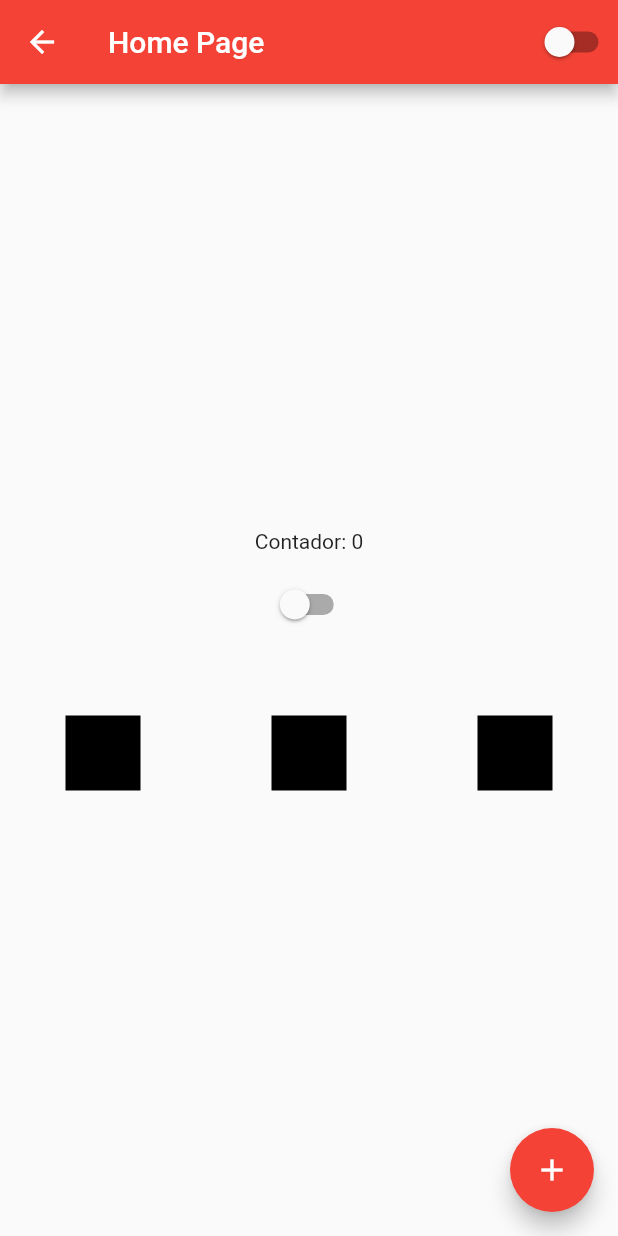
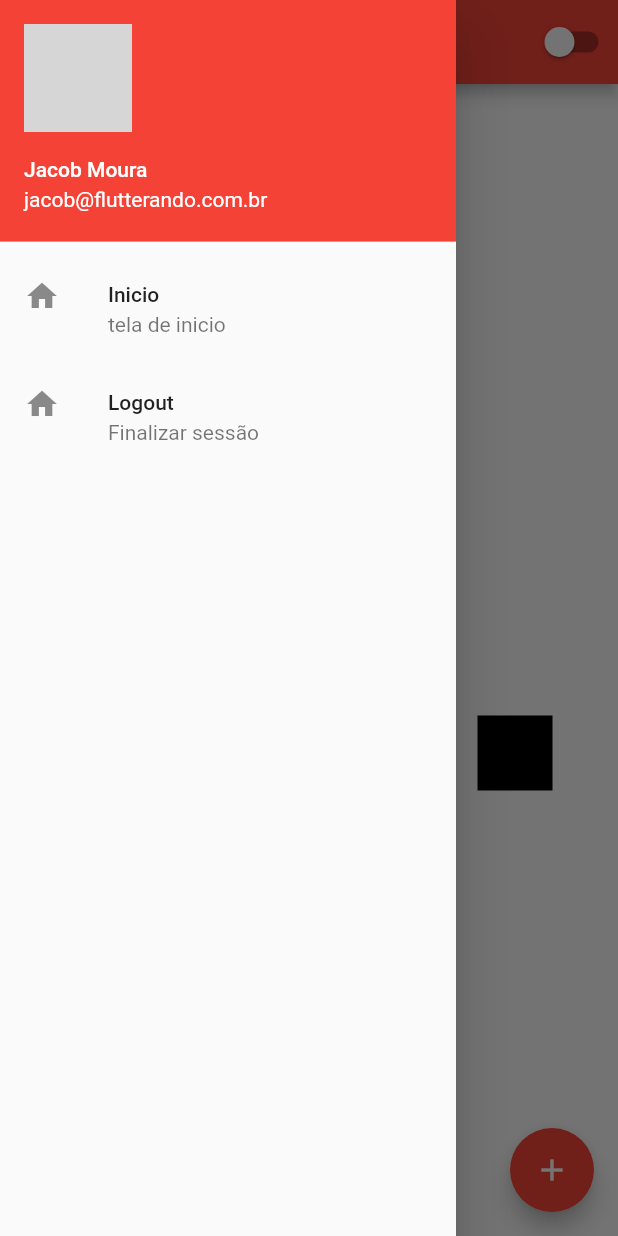
Before and after one commit to layonmartins/CursoFlutter, a Flutter app: the HomePage screen opened by its route, with the side drawer open (before the commit the screen has no drawer), on a phone screen of 412 x 824 dp. Run offline on Flutter 3.47's test engine with Material 2 defaults, Android fonts, the phone set to English and light mode, and no system bars; network calls fail; grey boxes are pictures that could not be loaded.

Commit message:
Curso de Flutter #25 - Drawer

```diff
--- a/lib/home_page.dart
+++ b/lib/home_page.dart
@@ -14,6 +14,32 @@ class HomePageState extends State<HomePage> {
   @override
   Widget build(BuildContext context) {
     return Scaffold(
+      drawer: Drawer(
+          child: Column(
+        children: [
+          UserAccountsDrawerHeader(
+              currentAccountPicture: Image.network(
+                  'https://avatars.githubusercontent.com/u/30047064?v=4'),
+              accountName: Text('Jacob Moura'),
+              accountEmail: Text('jacob@flutterando.com.br')),
+          ListTile(
+            leading: Icon(Icons.home),
+            title: Text('Inicio'),
+            subtitle: Text('tela de inicio'),
+            onTap: () {
+              print('home');
+            },
+          ),
+          ListTile(
+            leading: Icon(Icons.home),
+            title: Text('Logout'),
+            subtitle: Text('Finalizar sessão'),
+            onTap: () {
+              Navigator.of(context).pushReplacementNamed('/');
+            },
+          )
+        ],
+      )),
       appBar: AppBar(title: Text('Home Page'), actions: [
         CustomSwitcher(),
       ]),
--- a/lib/login_page.dart
+++ b/lib/login_page.dart
@@ -58,7 +58,7 @@ class _LoginPageState extends State<LoginPage> {
                           textColor: Colors.white,
                           color: Colors.red,
                           onPressed: () {
-                            if (email == 'junior@flutter.com.br' &&
+                            if (email == 'jacob@flutterando.com.br' &&
                                 password == '123') {
                               print('correto');
                               Navigator.of(context)
```
Also changed, not shown: screen4.png (added), 1 other file.
